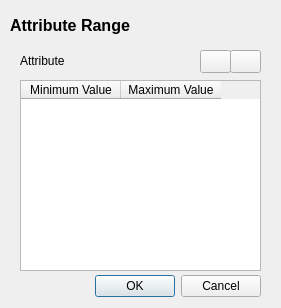
First picture: the form in qt/dlg_attr_range.ui, repository gem/sidd, before the edit.
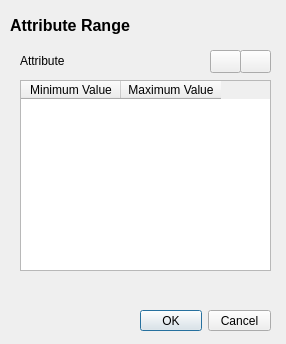
Second picture: the form after the edit. Icons and pictures are not drawn.

Patch:
```diff
--- a/qt/dlg_attr_range.ui
+++ b/qt/dlg_attr_range.ui
@@ -6,8 +6,8 @@
    <rect>
     <x>0</x>
     <y>0</y>
-    <width>281</width>
-    <height>308</height>
+    <width>286</width>
+    <height>344</height>
    </rect>
   </property>
   <property name="windowTitle">
@@ -16,15 +16,12 @@
   <widget class="QDialogButtonBox" name="buttons">
    <property name="geometry">
     <rect>
-     <x>90</x>
-     <y>270</y>
-     <width>171</width>
-     <height>32</height>
+     <x>140</x>
+     <y>310</y>
+     <width>131</width>
+     <height>21</height>
     </rect>
    </property>
-   <property name="orientation">
-    <enum>Qt::Horizontal</enum>
-   </property>
    <property name="standardButtons">
     <set>QDialogButtonBox::Cancel|QDialogButtonBox::Ok</set>
    </property>
@@ -65,7 +62,7 @@
   <widget class="QPushButton" name="btn_add">
    <property name="geometry">
     <rect>
-     <x>200</x>
+     <x>210</x>
      <y>50</y>
      <width>31</width>
      <height>23</height>
@@ -84,7 +81,7 @@
     <rect>
      <x>20</x>
      <y>80</y>
-     <width>241</width>
+     <width>251</width>
      <height>191</height>
     </rect>
    </property>
@@ -102,7 +99,7 @@
   <widget class="QPushButton" name="btn_delete">
    <property name="geometry">
     <rect>
-     <x>230</x>
+     <x>240</x>
      <y>50</y>
      <width>31</width>
      <height>23</height>
@@ -116,6 +113,16 @@
      <normaloff>:/imgs/icons/minus.png</normaloff>:/imgs/icons/minus.png</iconset>
    </property>
   </widget>
+  <widget class="QLabel" name="lb_notes">
+   <property name="geometry">
+    <rect>
+     <x>20</x>
+     <y>280</y>
+     <width>251</width>
+     <height>20</height>
+    </rect>
+   </property>
+  </widget>
  </widget>
  <resources>
   <include location="resources/SIDDResource.qrc"/>
```
